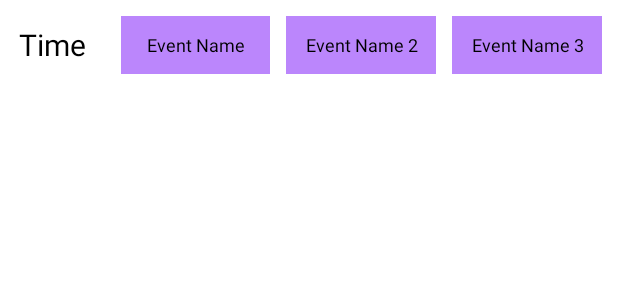
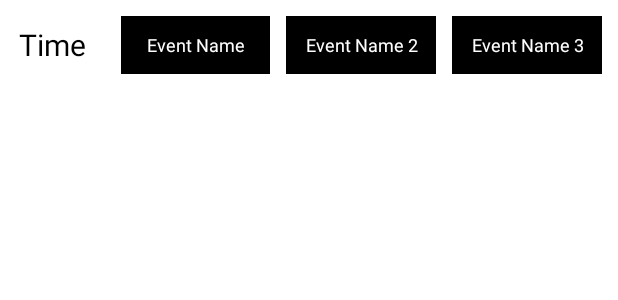
Before and after one commit to CianHerlo/CalendarApp, an Android app: the layout hour_cell.xml on its own in the app's theme, with its tools: preview values and no code run, on a phone screen of 412 x 824 dp. Shown: the top 300 px of the screen. Run offline under Robolectric (Android 15) with nearby library versions, the phone set to English and light mode, and no system bars.

Commit message:
Adjusted Appearance of Hour Cell Events

```diff
--- a/app/src/main/java/com/r00205604/calendar/MainActivity.java
+++ b/app/src/main/java/com/r00205604/calendar/MainActivity.java
@@ -95,7 +95,7 @@ public class MainActivity extends AppCompatActivity implements CalendarAdapter.O
     private void loadEvents() {
         eventsList.clear();
         CollectionReference usersRef = db.collection("users");
-        Query query = usersRef.whereEqualTo("email", fireAuth.getCurrentUser().getEmail());
+        Query query = usersRef.whereEqualTo("email", Objects.requireNonNull(fireAuth.getCurrentUser()).getEmail());
         query.get().addOnCompleteListener(task -> {
             if (task.isSuccessful()) {
                 for (DocumentSnapshot documentSnapshot : task.getResult()) {
@@ -122,7 +122,7 @@ public class MainActivity extends AppCompatActivity implements CalendarAdapter.O
                 }
             }
         });
-    }
+}
 
     private void setMonthView() {
         monthYearText.setText(monthYearFromDate(CalendarUtils.selectedDate));
--- a/app/src/main/res/layout/hour_cell.xml
+++ b/app/src/main/res/layout/hour_cell.xml
@@ -25,11 +25,11 @@
             android:layout_height="match_parent"
             android:layout_margin="5dp"
             android:layout_weight="1"
-            android:background="@color/purple_200"
+            android:background="@color/black"
             android:gravity="center"
             android:lines="2"
             android:text="Event Name"
-            android:textColor="?android:attr/colorForeground"
+            android:textColor="@color/white"
             android:textSize="12sp" />
 
         <TextView
@@ -38,11 +38,11 @@
             android:layout_height="match_parent"
             android:layout_margin="5dp"
             android:layout_weight="1"
-            android:background="@color/purple_200"
+            android:background="@color/black"
             android:gravity="center"
             android:lines="2"
             android:text="Event Name 2"
-            android:textColor="?android:attr/colorForeground"
+            android:textColor="@color/white"
             android:textSize="12sp" />
 
         <TextView
@@ -51,11 +51,11 @@
             android:layout_height="match_parent"
             android:layout_margin="5dp"
             android:layout_weight="1"
-            android:background="@color/purple_200"
+            android:background="@color/black"
             android:gravity="center"
             android:lines="2"
             android:text="Event Name 3"
-            android:textColor="?android:attr/colorForeground"
+            android:textColor="@color/white"
             android:textSize="12sp" />
 
     </LinearLayout>
```
